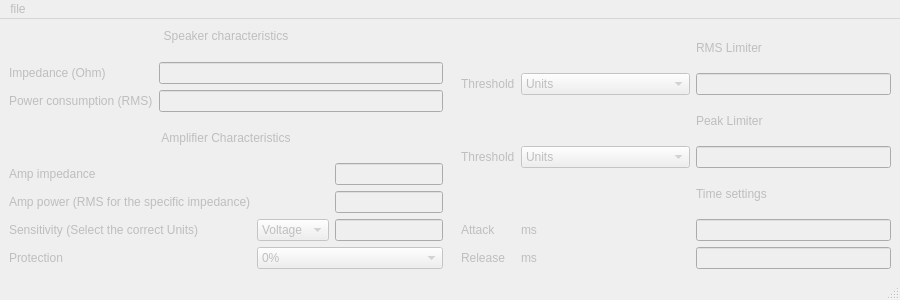
Before: the Qt Designer form GUI/MainGUI.ui in SputteringAudioVisual/LimiterCalculator, drawn with Qt 5.
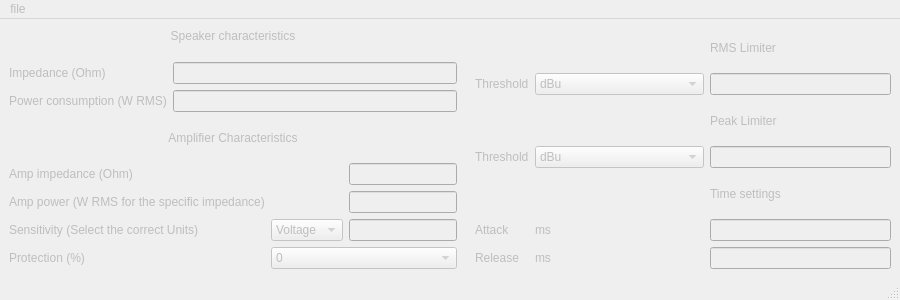
After: the same form once the commit is applied.

Commit message: App working for Voltage sensibility and dbu as output

The edit to the form file:
```diff
--- a/GUI/MainGUI.ui
+++ b/GUI/MainGUI.ui
@@ -111,7 +111,7 @@
               </sizepolicy>
              </property>
              <property name="text">
-              <string>Power consumption (RMS)</string>
+              <string>Power consumption (W RMS)</string>
              </property>
             </widget>
            </item>
@@ -140,7 +140,7 @@
               </sizepolicy>
              </property>
              <property name="text">
-              <string>Amp impedance</string>
+              <string>Amp impedance (Ohm)</string>
              </property>
             </widget>
            </item>
@@ -175,7 +175,7 @@
               </sizepolicy>
              </property>
              <property name="text">
-              <string>Amp power (RMS for the specific impedance)</string>
+              <string>Amp power (W RMS for the specific impedance)</string>
              </property>
             </widget>
            </item>
@@ -206,7 +206,7 @@
            <item row="6" column="0">
             <widget class="QLabel" name="ProtectionLabel">
              <property name="text">
-              <string>Protection</string>
+              <string>Protection (%)</string>
              </property>
             </widget>
            </item>
@@ -214,7 +214,7 @@
             <widget class="QComboBox" name="ProtectionCombo">
              <item>
               <property name="text">
-               <string>0%</string>
+               <string>0</string>
               </property>
              </item>
              <item>
@@ -283,11 +283,6 @@
          </item>
          <item row="1" column="1">
           <widget class="QComboBox" name="RMSThresholdUnitCombo">
-           <item>
-            <property name="text">
-             <string>Units</string>
-            </property>
-           </item>
            <item>
             <property name="text">
              <string>dBu</string>
@@ -343,11 +338,6 @@
          </item>
          <item row="3" column="1">
           <widget class="QComboBox" name="PeakThresholdUnitCombo">
-           <item>
-            <property name="text">
-             <string>Units</string>
-            </property>
-           </item>
            <item>
             <property name="text">
              <string>dBu</string>
```
Left out of the diff: 23 changed lines with no effect on the pictures. The commit also changes 2 other files.
